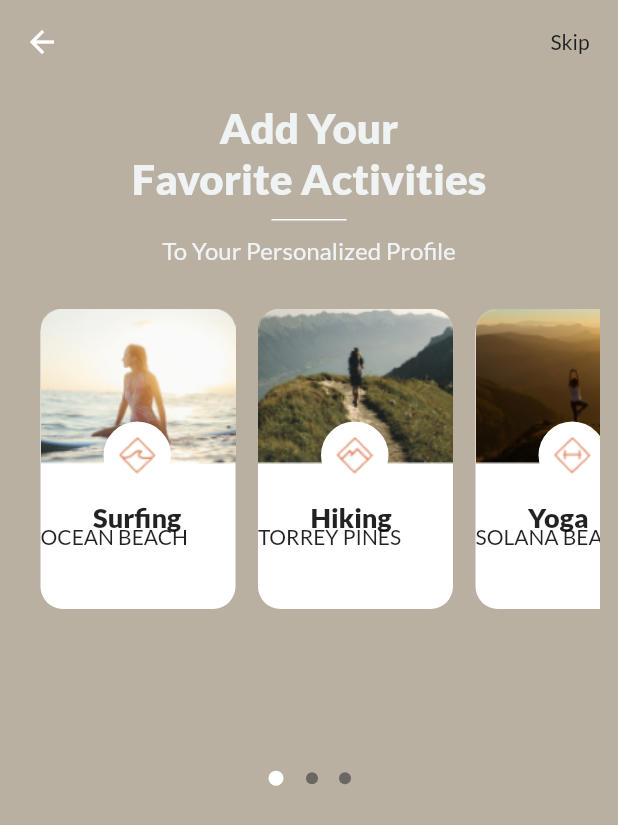
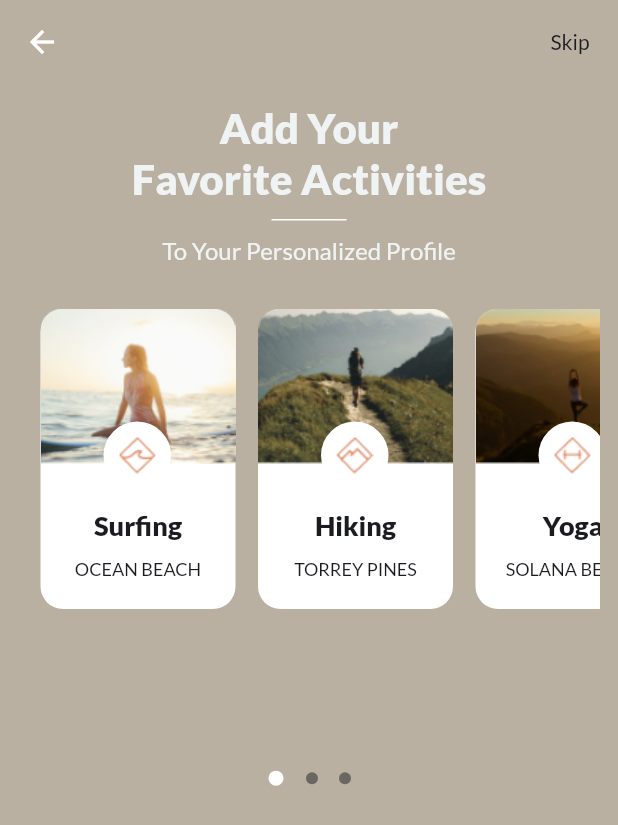
Before and after one commit to faysalneowaz/tractiv, a Flutter app: the OnboardPageview screen opened directly, on a phone screen of 412 x 824 dp. Shown: the top 825 px of the screen. Run offline on Flutter 3.47's test engine with Material 2 defaults, Android fonts, the phone set to English and light mode, and no system bars; our stand-ins replace google_fonts.

Commit message:
onoarding done

```diff
--- a/lib/screens/onbording/body/onbording1.dart
+++ b/lib/screens/onbording/body/onbording1.dart
@@ -16,17 +16,20 @@ class _Onboardscreen1State extends State<Onboardscreen1> {
       aname: "Surfing",
       aimg: "assets/image/surfingimg.png",
       aicon: "assets/image/surficon.png",
-        aplacename: "OCEAN BEACH"),
+      aplacename: "OCEAN BEACH",
+    ),
     Activitymodel(
       aname: "Hiking",
       aimg: "assets/image/hikingimg.png",
       aicon: "assets/image/hiking.png",
-        aplacename: "TORREY PINES"),
+      aplacename: "TORREY PINES",
+    ),
     Activitymodel(
       aname: "Yoga",
       aimg: "assets/image/yogaimg.png",
       aicon: "assets/image/weighticon.png",
-        aplacename: "SOLANA BEACH"),
+      aplacename: "SOLANA BEACH",
+    ),
   ];
 
   @override
@@ -106,28 +109,49 @@ class _Onboardscreen1State extends State<Onboardscreen1> {
                             child: Image.asset(activitymodel[index].aicon),
                           ),
                         ),
-                        Positioned(
-                          left: 35,
-                          bottom: 50,
+                        Container(
+                          margin: const EdgeInsets.only(
+                            bottom: 45,
+                          ),
+                          child: Align(
+                            alignment: Alignment.bottomCenter,
                             child: Text(
                               activitymodel[index].aname,
                               style: GoogleFonts.getFont(
                                 "Lato",
                                 fontSize: 18,
+                                color: Appconstent.onyx,
                                 fontWeight: FontWeight.w900,
                               ),
                             ),
                           ),
-                        Positioned(
-                          bottom: 40,
+                        ),
+                        Container(
+                          margin: const EdgeInsets.only(
+                            bottom: 20,
+                          ),
+                          child: Align(
+                            alignment: Alignment.bottomCenter,
                             child: Text(
                               activitymodel[index].aplacename,
                               style: GoogleFonts.getFont(
                                 "Lato",
-                              fontSize: 14,
+                                color: Appconstent.onyx,
+                                fontSize: 12,
                               ),
                             ),
                           ),
+                        ),
+                        // Positioned(
+                        //   bottom: 30,
+                        //   child: Text(
+                        //     activitymodel[index].aplacename,
+                        //     style: GoogleFonts.getFont(
+                        //       "Lato",
+                        //       fontSize: 14,
+                        //     ),
+                        //   ),
+                        // ),
                       ],
                     ),
                   );
```
Lines whose indentation alone changed are shown as unchanged.
